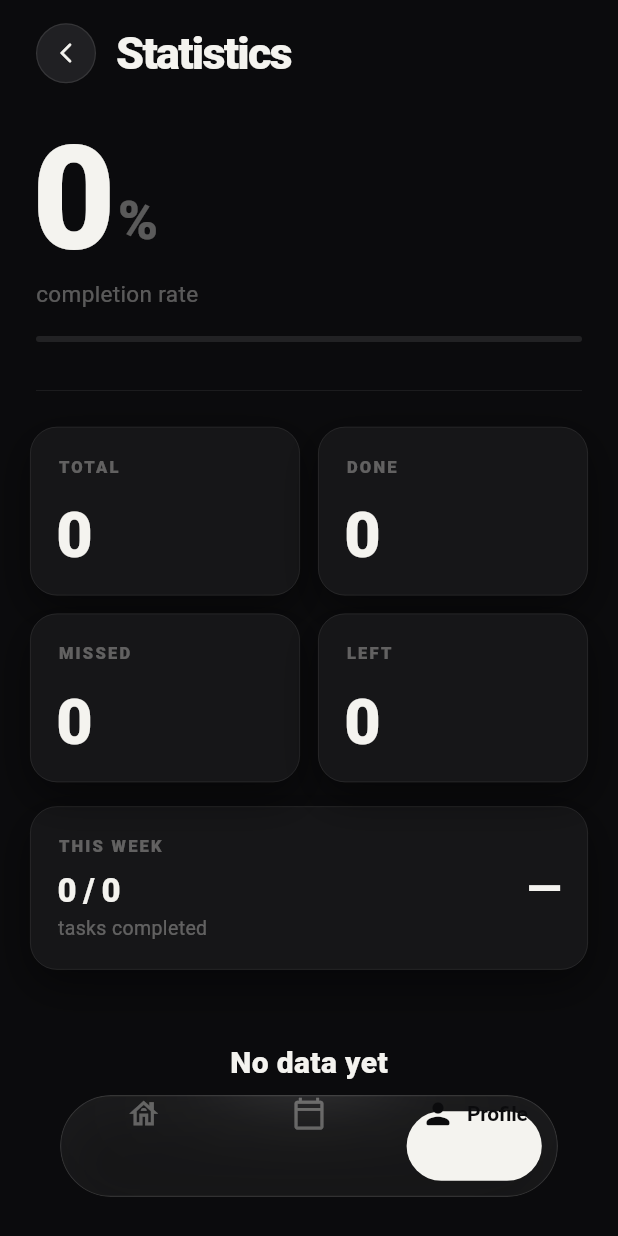
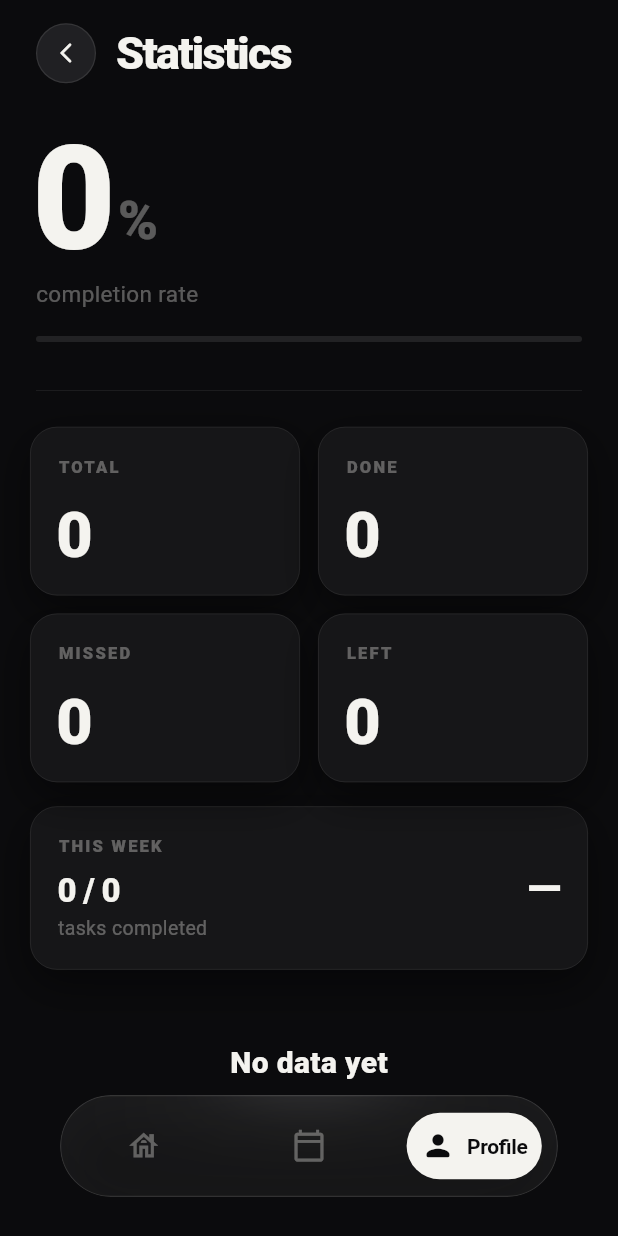
Before and after one commit to robis-n/SmartCalendar, a Flutter app: the AnalyticsScreen screen opened by its route, on a phone screen of 412 x 824 dp. Run offline on Flutter 3.47's test engine with Material 3 defaults, Android fonts, the phone set to English and light mode, and no system bars; our stand-ins replace dio, flutter_dotenv, flutter_local_notifications, flutter_riverpod, go_router, hive_flutter and 3 more; missing offline and left inert: google_mlkit_image_labeling; accounts and stored records are empty; network calls fail.

Commit message:
Fix nav vertical centering + full-screen tab transition + launch hardening
- Nav icons were pinned to top of the pill (non-positioned Stack child);
  now Positioned.fill + Center so icons/bubble are vertically centered
- Tab transition is now a full-width slide (was a barely-visible 10%)
- deleteTask/deleteAllUserData now clear collaborations (FK was blocking deletes)
- DB trigger auto-creates public.users profile on signup (was missing -> users
  unsearchable as friends + settings couldn't save)

Runtime-verified: Home/Calendar/Profile nav, Monday-first calendar,
instant light/dark toggle, both themes render clean.

Co-Authored-By: Claude Opus 4.8 <noreply@anthropic.com>

```diff
--- a/lib/services/supabase_service.dart
+++ b/lib/services/supabase_service.dart
@@ -85,7 +85,9 @@ class SupabaseService {
   }
 
   static Future<void> deleteTask(String taskId) async {
+    // Clear dependents first (FK constraints would otherwise block the delete).
     await client.from('task_verifications').delete().eq('task_id', taskId);
+    await client.from('collaborations').delete().eq('task_id', taskId);
     await client.from('tasks').delete().eq('id', taskId);
   }
 
@@ -174,6 +176,7 @@ class SupabaseService {
     if (taskIds.isNotEmpty) {
       await client.from('task_verifications').delete().inFilter('task_id', taskIds);
     }
+    await client.from('collaborations').delete().eq('owner_id', userId);
     await client.from('tasks').delete().eq('user_id', userId);
     await client.from('friendships').delete().or('requester_id.eq.$userId,addressee_id.eq.$userId');
     await client.from('challenges').delete().or('creator_id.eq.$userId,partner_id.eq.$userId');
--- a/lib/shared/widgets/main_shell.dart
+++ b/lib/shared/widgets/main_shell.dart
@@ -12,7 +12,7 @@ class MainShell extends StatefulWidget {
 
 class _MainShellState extends State<MainShell> {
   // Last rendered tab — used to derive slide direction deterministically
-  // (computing direction inside onTap races with go_router's async route update).
+  // (computing direction inside onTap races with go_router's async update).
   int _prev = 0;
   int _lastDir = 1;
 
@@ -45,9 +45,9 @@ class _MainShellState extends State<MainShell> {
     final path       = GoRouterState.of(context).uri.path;
     final routeIndex = _indexFor(path);
 
-    // Direction: moving to a higher index slides content from the right (+1),
-    // lower index slides from the left (-1). Going LEFT (e.g. Calendar→Home)
-    // therefore enters from the left = a left→right sweep.
+    // +1 = moving to a higher tab → new screen enters from the right.
+    // -1 = moving to a lower tab → new screen enters from the left
+    //      (e.g. Calendar→Home is a left→right sweep).
     final dir = routeIndex > _prev ? 1 : (routeIndex < _prev ? -1 : _lastDir);
     _lastDir = dir;
     if (routeIndex != _prev) {
@@ -59,25 +59,24 @@ class _MainShellState extends State<MainShell> {
     return Scaffold(
       extendBody: true,
       backgroundColor: AppColors.bg,
-      body: AnimatedSwitcher(
-        duration: const Duration(milliseconds: 320),
+      body: ClipRect(
+        child: AnimatedSwitcher(
+          duration: const Duration(milliseconds: 340),
           switchInCurve: Curves.easeOutCubic,
           switchOutCurve: Curves.easeInCubic,
           transitionBuilder: (child, animation) {
             final entering = child.key == ValueKey(routeIndex);
-          final dx = entering ? dir * 0.10 : -dir * 0.10;
-          return FadeTransition(
-            opacity: animation,
-            child: SlideTransition(
-              position: Tween<Offset>(begin: Offset(dx, 0), end: Offset.zero)
-                  .animate(animation),
+            // Full-width slide — a clear, whole-screen transition.
+            final begin = Offset(entering ? dir.toDouble() : -dir.toDouble(), 0);
+            return SlideTransition(
+              position: Tween<Offset>(begin: begin, end: Offset.zero).animate(animation),
               child: child,
-            ),
             );
           },
           layoutBuilder: (current, previous) =>
               Stack(fit: StackFit.expand, children: [...previous, ?current]),
           child: KeyedSubtree(key: ValueKey(routeIndex), child: widget.child),
+        ),
       ),
 
       bottomNavigationBar: Padding(
@@ -103,7 +102,7 @@ class _MainShellState extends State<MainShell> {
               child: LayoutBuilder(builder: (ctx, c) {
                 final slot = c.maxWidth / _items.length;
                 return Stack(children: [
-                  // ── Sliding ink bubble ──────────────────────────
+                  // ── Sliding ink bubble (vertically centred) ─────
                   AnimatedPositioned(
                     duration: const Duration(milliseconds: 340),
                     curve: Curves.easeOutCubic,
@@ -111,7 +110,7 @@ class _MainShellState extends State<MainShell> {
                     top: 0, bottom: 0, width: slot,
                     child: Center(
                       child: Container(
-                        margin: const EdgeInsets.symmetric(horizontal: 10, vertical: 10),
+                        margin: const EdgeInsets.symmetric(horizontal: 10, vertical: 11),
                         decoration: BoxDecoration(
                           color: AppColors.label,
                           borderRadius: BorderRadius.circular(24),
@@ -119,8 +118,9 @@ class _MainShellState extends State<MainShell> {
                       ),
                     ),
                   ),
-                  // ── Tab buttons ─────────────────────────────────
-                  Row(
+                  // ── Tab buttons (fill height, centred content) ──
+                  Positioned.fill(
+                    child: Row(
                       children: List.generate(_items.length, (i) {
                         final item     = _items[i];
                         final selected = routeIndex == i;
@@ -128,9 +128,8 @@ class _MainShellState extends State<MainShell> {
                           child: GestureDetector(
                             behavior: HitTestBehavior.opaque,
                             onTap: () => _onTab(context, i, routeIndex),
-                          child: Row(
-                            mainAxisAlignment: MainAxisAlignment.center,
-                            children: [
+                            child: Center(
+                              child: Row(mainAxisSize: MainAxisSize.min, children: [
                                 Icon(
                                   selected ? item.activeIcon : item.icon,
                                   color: selected ? AppColors.bg : AppColors.label3,
@@ -152,11 +151,12 @@ class _MainShellState extends State<MainShell> {
                                         )
                                       : const SizedBox.shrink(),
                                 ),
-                            ],
+                              ]),
                             ),
                           ),
                         );
                       }),
+                    ),
                   ),
                 ]);
               }),
```
Lines whose indentation alone changed are shown as unchanged.
